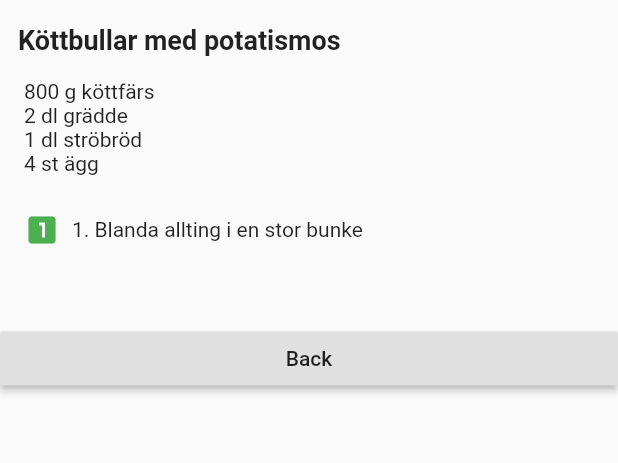
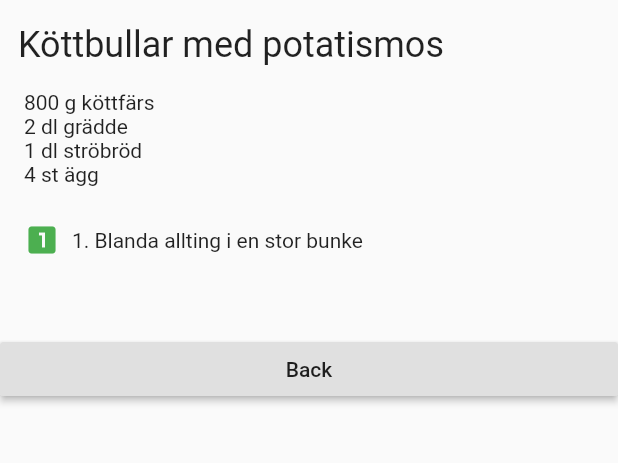
Before and after one commit to TobiasTovedal/recipe_app, a Flutter app: the screen it shows after launch, after a tap on "Köttbullar", on a phone screen of 412 x 824 dp, the part 360-823 px from its top. Run offline on Flutter 3.47's test engine with Material 2 defaults, Android fonts, the phone set to English and light mode, and no system bars.

Commit message:
Created Recipe class

```diff
--- a/lib/mainPage.dart
+++ b/lib/mainPage.dart
@@ -1,5 +1,13 @@
 import 'package:flutter/material.dart';
 import 'package:recipe_app/recipePage.dart';
+
+class Recipe {
+  String title;
+  var ingredients = <String>[];
+  var instructions = <String>[];
+
+  Recipe(this.title);
+}
 
 class MainPage extends StatelessWidget {
   final List entries = [
@@ -24,7 +32,7 @@ class MainPage extends StatelessWidget {
                 alignment: Alignment.centerLeft,
                 child: Text(
                   '${entries[index]}',
-                  style: Theme.of(context).textTheme.headline4,
+                  style: Theme.of(context).textTheme.headline6,
                 ),
               ),
             ),
--- a/lib/recipePage.dart
+++ b/lib/recipePage.dart
@@ -32,7 +32,7 @@ class RecipePage extends StatelessWidget {
           padding: const EdgeInsets.fromLTRB(12, 16, 8, 16),
           child: Text(
             'Köttbullar med potatismos',
-            style: TextStyle(fontWeight: FontWeight.bold, fontSize: 18),
+            style: Theme.of(context).textTheme.headline5,
           ),
         ),
         Container(
```
